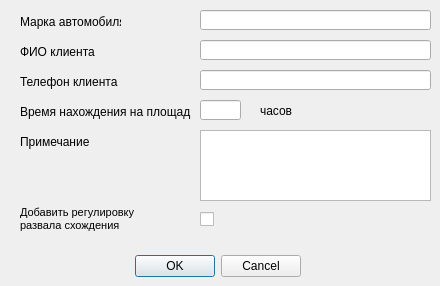
This is order_details.ui in nio-kun/timetable as Qt 5 draws it before an edit. The edited form follows.
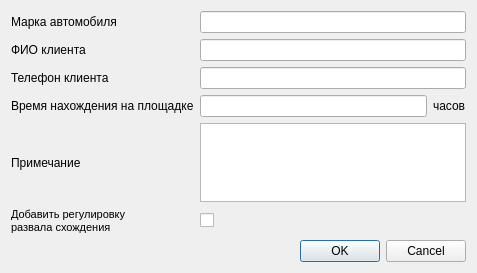
This is the edited form.

The edit to the form file:
```diff
--- a/order_details.ui
+++ b/order_details.ui
@@ -6,159 +6,81 @@
    <rect>
     <x>0</x>
     <y>0</y>
-    <width>440</width>
-    <height>286</height>
+    <width>477</width>
+    <height>273</height>
    </rect>
   </property>
   <property name="windowTitle">
    <string>Параметры обслуживания</string>
   </property>
-  <widget class="QDialogButtonBox" name="buttonBox">
-   <property name="geometry">
-    <rect>
-     <x>130</x>
-     <y>250</y>
-     <width>171</width>
-     <height>32</height>
-    </rect>
-   </property>
-   <property name="orientation">
-    <enum>Qt::Horizontal</enum>
-   </property>
-   <property name="standardButtons">
-    <set>QDialogButtonBox::Cancel|QDialogButtonBox::Ok</set>
-   </property>
-  </widget>
+  <layout class="QGridLayout" name="gridLayout">
+   <item row="0" column="0">
   <widget class="QLabel" name="label">
-   <property name="geometry">
-    <rect>
-     <x>20</x>
-     <y>14</y>
-     <width>101</width>
-     <height>16</height>
-    </rect>
-   </property>
    <property name="text">
     <string>Марка автомобиля</string>
    </property>
   </widget>
+   </item>
+   <item row="0" column="2" colspan="2">
+    <widget class="QLineEdit" name="lineEdit">
+     <property name="text">
+      <string/>
+     </property>
+    </widget>
+   </item>
+   <item row="1" column="0">
   <widget class="QLabel" name="label_2">
-   <property name="geometry">
-    <rect>
-     <x>20</x>
-     <y>44</y>
-     <width>101</width>
-     <height>16</height>
-    </rect>
-   </property>
    <property name="text">
     <string>ФИО клиента</string>
    </property>
   </widget>
+   </item>
+   <item row="1" column="2" colspan="2">
+    <widget class="QLineEdit" name="lineEdit_2"/>
+   </item>
+   <item row="2" column="0" colspan="2">
   <widget class="QLabel" name="label_3">
-   <property name="geometry">
-    <rect>
-     <x>20</x>
-     <y>74</y>
-     <width>131</width>
-     <height>16</height>
-    </rect>
-   </property>
    <property name="text">
     <string>Телефон клиента</string>
    </property>
   </widget>
+   </item>
+   <item row="2" column="2" colspan="2">
+    <widget class="QLineEdit" name="lineEdit_3"/>
+   </item>
+   <item row="3" column="0" colspan="2">
   <widget class="QLabel" name="label_4">
-   <property name="geometry">
-    <rect>
-     <x>20</x>
-     <y>104</y>
-     <width>171</width>
-     <height>16</height>
-    </rect>
-   </property>
    <property name="text">
     <string>Время нахождения на площадке</string>
    </property>
   </widget>
+   </item>
+   <item row="3" column="2">
+    <widget class="QLineEdit" name="lineEdit_4">
+     <property name="text">
+      <string/>
+     </property>
+    </widget>
+   </item>
+   <item row="3" column="3">
+    <widget class="QLabel" name="label_7">
+     <property name="text">
+      <string>часов</string>
+     </property>
+    </widget>
+   </item>
+   <item row="4" column="0">
   <widget class="QLabel" name="label_5">
-   <property name="geometry">
-    <rect>
-     <x>20</x>
-     <y>134</y>
-     <width>91</width>
-     <height>16</height>
-    </rect>
-   </property>
    <property name="text">
     <string>Примечание</string>
    </property>
   </widget>
-  <widget class="QLineEdit" name="lineEdit">
-   <property name="geometry">
-    <rect>
-     <x>200</x>
-     <y>10</y>
-     <width>231</width>
-     <height>20</height>
-    </rect>
-   </property>
-   <property name="text">
-    <string/>
-   </property>
-  </widget>
-  <widget class="QLineEdit" name="lineEdit_2">
-   <property name="geometry">
-    <rect>
-     <x>200</x>
-     <y>40</y>
-     <width>231</width>
-     <height>20</height>
-    </rect>
-   </property>
-  </widget>
-  <widget class="QLineEdit" name="lineEdit_3">
-   <property name="geometry">
-    <rect>
-     <x>200</x>
-     <y>70</y>
-     <width>231</width>
-     <height>20</height>
-    </rect>
-   </property>
-  </widget>
-  <widget class="QLineEdit" name="lineEdit_4">
-   <property name="geometry">
-    <rect>
-     <x>200</x>
-     <y>100</y>
-     <width>41</width>
-     <height>20</height>
-    </rect>
-   </property>
-   <property name="text">
-    <string/>
-   </property>
-  </widget>
-  <widget class="QPlainTextEdit" name="plainTextEdit">
-   <property name="geometry">
-    <rect>
-     <x>200</x>
-     <y>130</y>
-     <width>231</width>
-     <height>71</height>
-    </rect>
-   </property>
-  </widget>
+   </item>
+   <item row="4" column="2" colspan="2">
+    <widget class="QPlainTextEdit" name="plainTextEdit"/>
+   </item>
+   <item row="5" column="0" colspan="2">
   <widget class="QLabel" name="label_6">
-   <property name="geometry">
-    <rect>
-     <x>20</x>
-     <y>204</y>
-     <width>141</width>
-     <height>31</height>
-    </rect>
-   </property>
    <property name="text">
     <string>&lt;!DOCTYPE HTML PUBLIC &quot;-//W3C//DTD HTML 4.0//EN&quot; &quot;http://www.w3.org/TR/REC-html40/strict.dtd&quot;&gt;
 &lt;html&gt;&lt;head&gt;&lt;meta name=&quot;qrichtext&quot; content=&quot;1&quot; /&gt;&lt;style type=&quot;text/css&quot;&gt;
@@ -168,32 +90,25 @@
 &lt;p style=&quot; margin-top:0px; margin-bottom:0px; margin-left:0px; margin-right:0px; -qt-block-indent:0; text-indent:0px;&quot;&gt;&lt;span style=&quot; font-size:8pt;&quot;&gt;развала схождения&lt;/span&gt;&lt;/p&gt;&lt;/body&gt;&lt;/html&gt;</string>
    </property>
   </widget>
-  <widget class="QLabel" name="label_7">
-   <property name="geometry">
-    <rect>
-     <x>260</x>
-     <y>104</y>
-     <width>46</width>
-     <height>13</height>
-    </rect>
-   </property>
-   <property name="text">
-    <string>часов</string>
-   </property>
-  </widget>
+   </item>
+   <item row="5" column="2" colspan="2">
   <widget class="QCheckBox" name="checkBox">
-   <property name="geometry">
-    <rect>
-     <x>200</x>
-     <y>210</y>
-     <width>71</width>
-     <height>18</height>
-    </rect>
-   </property>
    <property name="text">
     <string/>
    </property>
   </widget>
+   </item>
+   <item row="6" column="1" colspan="3">
+    <widget class="QDialogButtonBox" name="buttonBox">
+     <property name="orientation">
+      <enum>Qt::Horizontal</enum>
+     </property>
+     <property name="standardButtons">
+      <set>QDialogButtonBox::Cancel|QDialogButtonBox::Ok</set>
+     </property>
+    </widget>
+   </item>
+  </layout>
  </widget>
  <resources/>
  <connections>
```
Lines whose indentation alone changed are shown as unchanged.
